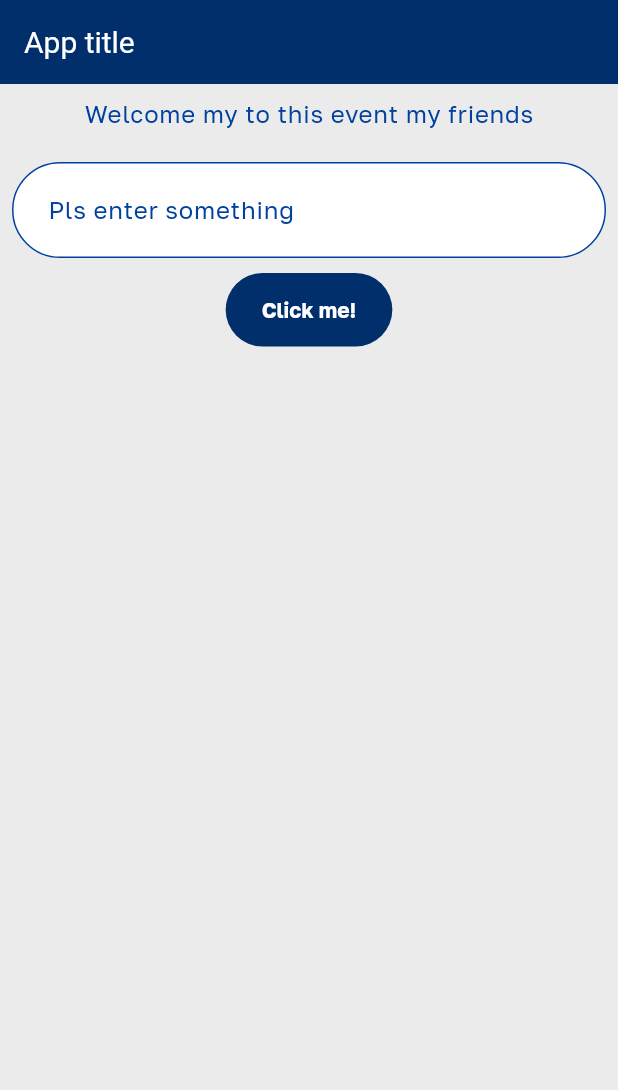
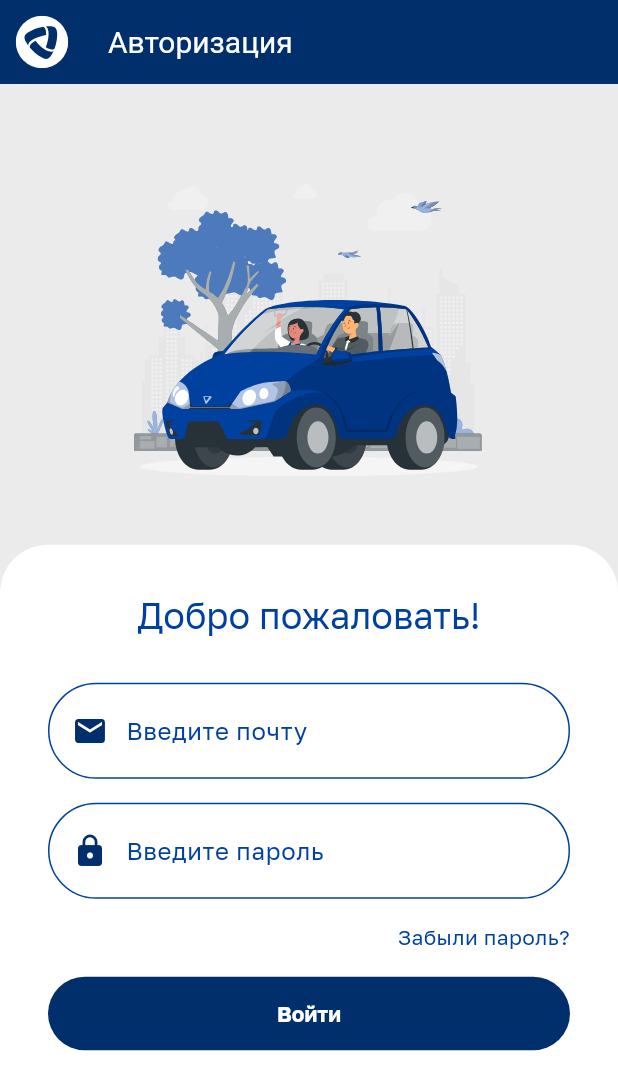
Before and after one commit to StasShevchenko/ParkingCalendar, a Flutter app: the screen it shows after launch, on a phone screen of 412 x 824 dp. Shown: the top 1090 px of the screen. Run offline on Flutter 3.47's test engine with Material 2 defaults, Android fonts, the phone set to English and light mode, and no system bars; our stand-ins replace flutter_svg.

Commit message:
Mobile version of login page is created (#2)

```diff
--- a/lib/main.dart
+++ b/lib/main.dart
@@ -1,4 +1,5 @@
 import 'package:flutter/material.dart';
+import 'package:parking_project/presentation/pages/login_page/login_page.dart';
 import 'package:parking_project/presentation/theme/app_colors.dart';
 import 'package:parking_project/presentation/theme/theme.dart';
 
@@ -25,30 +26,6 @@ class MyHomePage extends StatelessWidget {
 
   @override
   Widget build(BuildContext context) {
-    return Scaffold(
-      backgroundColor: AppColors.background,
-      appBar: AppBar(
-        title: const Text('App title'),
-      ),
-      body: Center(
-        child: Padding(
-          padding: const EdgeInsets.all(8.0),
-          child: Column(
-            children: [
-              Text('Welcome my to this event my friends', style: Theme.of(context).textTheme.bodyLarge,),
-              const SizedBox(height: 20,),
-              TextField(
-                onTapOutside: (_) => FocusScope.of(context).unfocus(),
-                decoration: const InputDecoration(
-                  labelText: 'Pls enter something'
-                ),
-              ),
-              const SizedBox(height: 10,),
-              ElevatedButton(onPressed: (){}, child: const Text('Click me!'))
-            ],
-          ),
-        ),
-      )
-    );
+    return const LoginPage();
   }
 }
--- /dev/null
+++ b/lib/presentation/pages/login_page/login_page.dart
@@ -0,0 +1,98 @@
+import 'package:flutter/material.dart';
+import 'package:flutter_svg/svg.dart';
+
+import '../../theme/app_colors.dart';
+
+class LoginPage extends StatelessWidget {
+  const LoginPage({super.key});
+
+  @override
+  Widget build(BuildContext context) {
+    final Widget companyIcon = SvgPicture.asset(
+      'assets/icons/company_icon.svg',
+      width: 35,
+      height: 35,
+    );
+
+    final Widget carImage = SvgPicture.asset(
+      'assets/images/car_image.svg'
+    );
+
+    return Scaffold(
+      backgroundColor: AppColors.background,
+      appBar: AppBar(
+        leading: Center(child: companyIcon),
+        title: const Text('Авторизация'),
+      ),
+      body: Column(
+        children: [
+           Expanded(
+            flex: 2,
+            child: Center(
+              child: Padding(
+                padding: const EdgeInsets.all(8.0),
+                child: carImage,
+              ),
+            ),
+          ),
+          Expanded(
+            flex: 3,
+            child: Container(
+              height: double.maxFinite,
+              width: double.maxFinite,
+              decoration: const BoxDecoration(
+                color: Colors.white,
+                borderRadius: BorderRadius.only(
+                  topLeft: Radius.circular(32),
+                  topRight: Radius.circular(32),
+                ),
+              ),
+              child: SingleChildScrollView(
+                child: Padding(
+                  padding: const EdgeInsets.all(32.0),
+                  child: Column(
+                    crossAxisAlignment: CrossAxisAlignment.stretch,
+                    children: [
+                      Text('Добро пожаловать!', style: Theme.of(context).textTheme.titleLarge, textAlign: TextAlign.center,),
+                      const SizedBox(height: 30,),
+                      TextField(
+                        textInputAction: TextInputAction.next,
+                        onTapOutside: (_) => FocusScope.of(context).unfocus(),
+                        decoration: InputDecoration(
+                          prefixIconColor: AppColors.primaryBlue,
+                          prefixIcon: const Padding(
+                            padding: EdgeInsets.only(left: 8.0,),
+                            child: Icon(Icons.mail),
+                          ),
+                          labelText: 'Введите почту'
+                        ),
+                      ),
+                      const SizedBox(height: 16,),
+                      TextField(
+                        textInputAction: TextInputAction.next,
+                        onTapOutside: (_) => FocusScope.of(context).unfocus(),
+                        obscureText: true,
+                        decoration: InputDecoration(
+                            prefixIconColor: AppColors.primaryBlue,
+                            prefixIcon: const Padding(
+                              padding: EdgeInsets.only(left: 8.0,),
+                              child: Icon(Icons.lock),
+                            ),
+                            labelText: 'Введите пароль'
+                        ),
+                      ),
+                      const SizedBox(height: 16,),
+                      const Align(child: Text('Забыли пароль?'), alignment: Alignment.centerRight,),
+                      const SizedBox(height: 16,),
+                      ElevatedButton(onPressed: (){}, child: const Text('Войти')),
+                    ],
+                  ),
+                ),
+              ),
+            ),
+          )
+        ],
+      ),
+    );
+  }
+}
--- a/pubspec.yaml
+++ b/pubspec.yaml
@@ -11,6 +11,7 @@ dependencies:
 
 
   cupertino_icons: ^1.0.2
+  flutter_svg: ^2.0.7
 
 dev_dependencies:
   flutter_test:
@@ -26,3 +27,6 @@ flutter:
         - asset: assets/fonts/GolosText-Regular.ttf
         - asset: assets/fonts/GolosText-Bold.ttf
           weight: 700
+  assets:
+    - assets/images/
+    - assets/icons/
```
Also changed, not shown: assets/icons/company_icon.svg (added), assets/images/car_image.svg (added), pubspec.lock.
